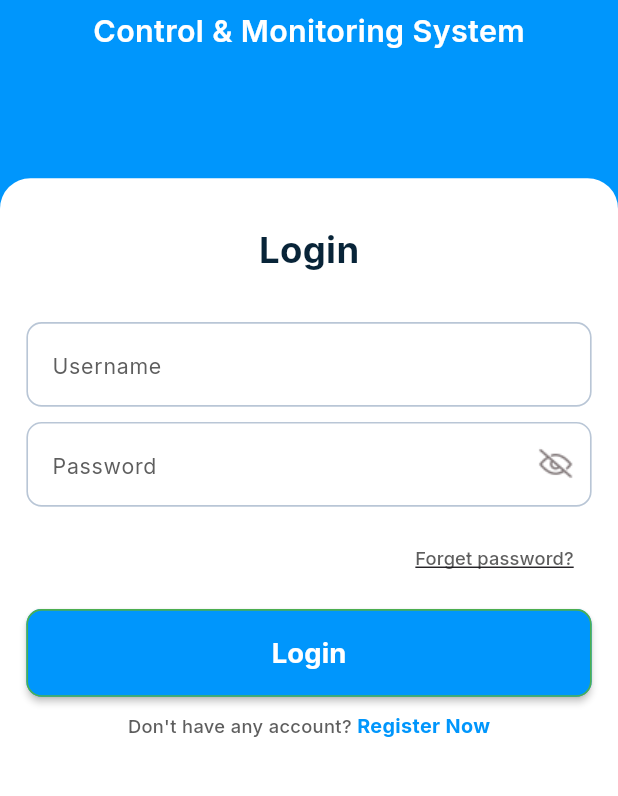
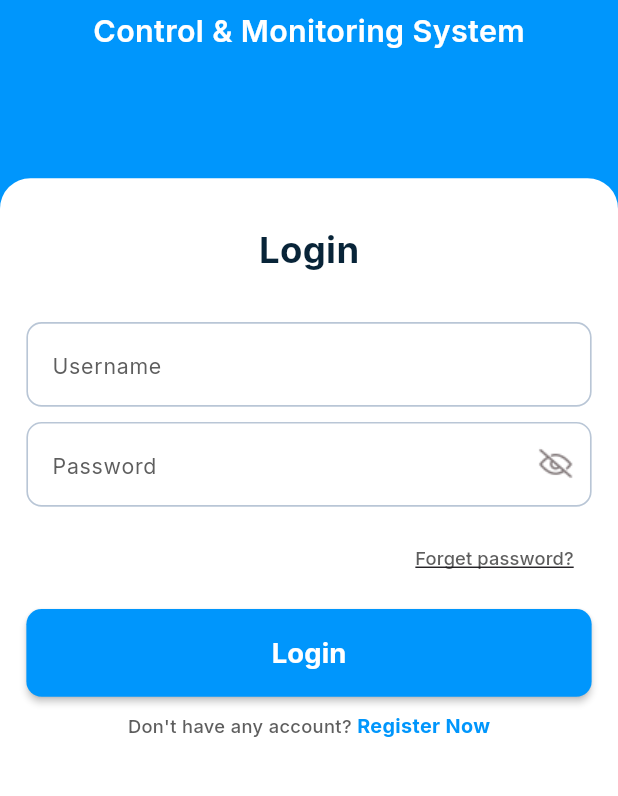
Before and after one commit to flutterdevrabby/scubeTask, a Flutter app: the screen it shows after launch, on a phone screen of 412 x 824 dp, the part 378-1174 px from its top. Run offline on Flutter 3.47's test engine with Material 3 defaults, Android fonts, the phone set to English and light mode, and no system bars; our stand-ins replace flutter_screenutil, flutter_staggered_animations, flutter_svg, go_router, google_fonts, step_progress_indicator and 1 more.

```diff
--- a/lib/const/custom_button.dart
+++ b/lib/const/custom_button.dart
@@ -6,7 +6,7 @@ class CustomButton extends StatelessWidget {
   final String buttonName;
   final VoidCallback? onPressed;
   final double? height;
-  final BorderSide? side;
+
   final double? width;
   final double? borderRadius;
   final Color? color;
@@ -21,7 +21,6 @@ class CustomButton extends StatelessWidget {
     this.color,
     this.textStyle,
     this.padding,
-    this.side,
     super.key,
   });
 
@@ -29,7 +28,6 @@ class CustomButton extends StatelessWidget {
   Widget build(BuildContext context) {
     return MaterialButton(
       shape: RoundedRectangleBorder(
-        side: side ?? BorderSide(color: Colors.green, width: 1.w),
         borderRadius: BorderRadius.circular(borderRadius ?? 10.r),
       ),
       padding:
```
Also changed, not shown: assets/app_screenshot/screenshot1.png (added), assets/app_screenshot/screenshot10.png (added), assets/app_screenshot/screenshot11.png (added), assets/app_screenshot/screenshot12.png (added), assets/app_screenshot/screenshot13.png (added), assets/app_screenshot/screenshot14.png (added), assets/app_screenshot/screenshot15.png (added), assets/app_screenshot/screenshot16.png (added), assets/app_screenshot/screenshot17.png (added), assets/app_screenshot/screenshot18.png (added), assets/app_screenshot/screenshot2.png (added), assets/app_screenshot/screenshot3.png (added), assets/app_screenshot/screenshot4.png (added), assets/app_screenshot/screenshot5.png (added), 4 more files, 1 other file.
